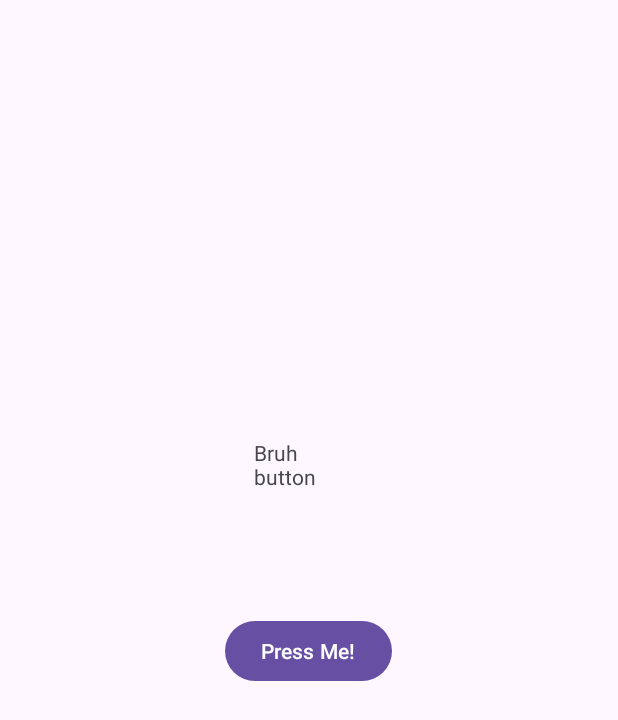
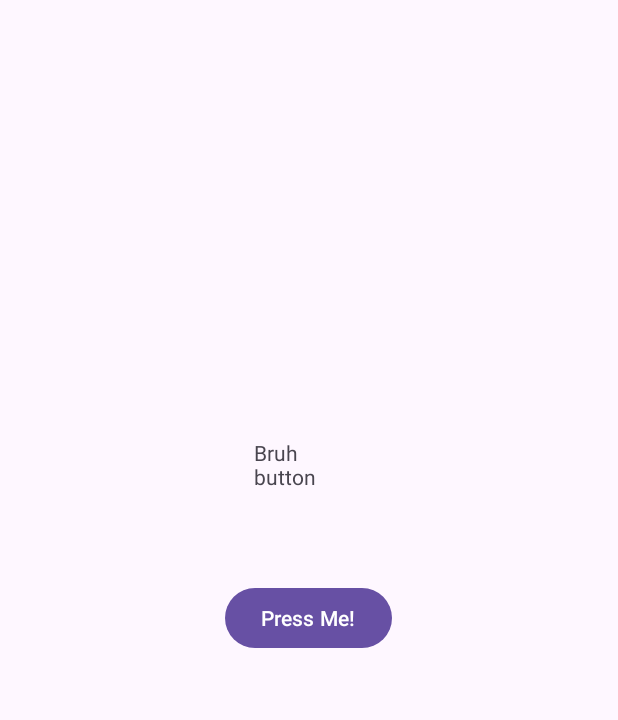
Before and after one commit to rohan3123/bruh-app, an Android app: the screen it shows after launch (MainActivity), on a phone screen of 412 x 824 dp. Shown: the top 720 px of the screen. Run offline under Robolectric (Android 15) with nearby library versions, the phone set to English and light mode, and no system bars.

Commit message:
created bruh mp3 and added code to onclick

```diff
--- a/bruh/app/src/main/java/rohan/app/bruh/MainActivity.java
+++ b/bruh/app/src/main/java/rohan/app/bruh/MainActivity.java
@@ -1,14 +1,43 @@
 package rohan.app.bruh;
 
+import android.media.MediaPlayer;
+import android.os.Bundle;
+import android.view.View;
+import android.widget.Button;
 import androidx.appcompat.app.AppCompatActivity;
 
-import android.os.Bundle;
+public class MainActivity extends AppCompatActivity {
 
-public class MainActivity extends AppCompatActivity {
+    private MediaPlayer mediaPlayer;
+    private Button playButton;
 
     @Override
     protected void onCreate(Bundle savedInstanceState) {
         super.onCreate(savedInstanceState);
         setContentView(R.layout.activity_main);
+
+        // Initialize the MediaPlayer
+        mediaPlayer = MediaPlayer.create(this, R.raw.bruh);
+
+        // Get reference to the button from the layout
+        playButton = findViewById(R.id.button2);
+
+        // Set click listener for the button
+        playButton.setOnClickListener(new View.OnClickListener() {
+            @Override
+            public void onClick(View view) {
+                if (!mediaPlayer.isPlaying()) {
+                    mediaPlayer.start(); // Start playing the sound
+                }
+            }
+        });
+    }
+
+    @Override
+    protected void onDestroy() {
+        super.onDestroy();
+        if (mediaPlayer != null) {
+            mediaPlayer.release(); // Release the MediaPlayer resources when the activity is destroyed
+        }
     }
 }
--- a/bruh/app/src/main/res/layout/activity_main.xml
+++ b/bruh/app/src/main/res/layout/activity_main.xml
@@ -21,14 +21,15 @@
         android:id="@+id/button2"
         android:layout_width="wrap_content"
         android:layout_height="wrap_content"
+        android:layout_gravity="center"
         android:layout_marginStart="149dp"
-        android:layout_marginTop="58dp"
+        android:layout_marginTop="341dp"
         android:layout_marginEnd="150dp"
         android:layout_marginBottom="342dp"
         android:text="Press Me!"
         app:layout_constraintBottom_toBottomOf="parent"
         app:layout_constraintEnd_toEndOf="parent"
         app:layout_constraintStart_toStartOf="parent"
-        app:layout_constraintTop_toBottomOf="@+id/textView" />
+        app:layout_constraintTop_toTopOf="parent" />
 
 </androidx.constraintlayout.widget.ConstraintLayout>
```
Also changed, not shown: 1 other file.
